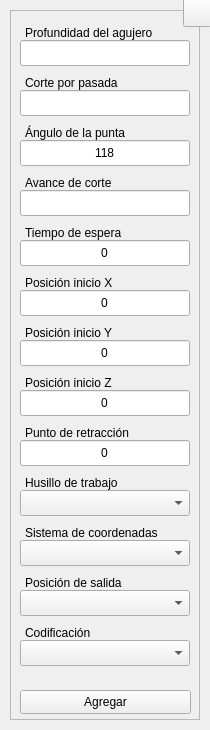
Raw0201/GcodeEditor3, file interfaces/ui_files/drill.ui: the form before one commit.
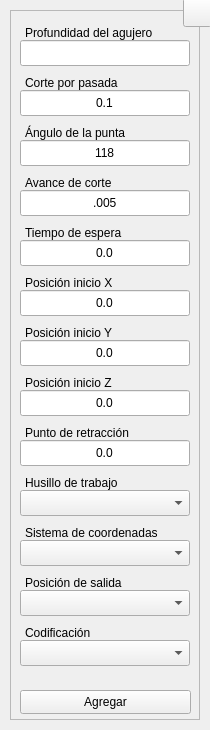
The form after the commit. Icons and pictures are not drawn.

What changed in the file:
```diff
--- a/interfaces/ui_files/drill.ui
+++ b/interfaces/ui_files/drill.ui
@@ -2262,7 +2262,7 @@
       <string/>
      </property>
      <property name="text">
-      <string/>
+      <string>0.1</string>
      </property>
      <property name="alignment">
       <set>Qt::AlignCenter</set>
@@ -2370,6 +2370,9 @@
      <property name="statusTip">
       <string/>
      </property>
+     <property name="text">
+      <string>.005</string>
+     </property>
      <property name="alignment">
       <set>Qt::AlignCenter</set>
      </property>
@@ -2446,7 +2449,7 @@
       <string/>
      </property>
      <property name="text">
-      <string>0</string>
+      <string>0.0</string>
      </property>
      <property name="alignment">
       <set>Qt::AlignCenter</set>
@@ -2515,7 +2518,7 @@
       <string/>
      </property>
      <property name="text">
-      <string>0</string>
+      <string>0.0</string>
      </property>
      <property name="alignment">
       <set>Qt::AlignCenter</set>
@@ -2568,7 +2571,7 @@
       <string/>
      </property>
      <property name="text">
-      <string>0</string>
+      <string>0.0</string>
      </property>
      <property name="alignment">
       <set>Qt::AlignCenter</set>
@@ -2693,7 +2696,7 @@
       <string/>
      </property>
      <property name="text">
-      <string>0</string>
+      <string>0.0</string>
      </property>
      <property name="alignment">
       <set>Qt::AlignCenter</set>
@@ -2862,7 +2865,7 @@
       <string/>
      </property>
      <property name="text">
-      <string>0</string>
+      <string>0.0</string>
      </property>
      <property name="alignment">
       <set>Qt::AlignCenter</set>
```
